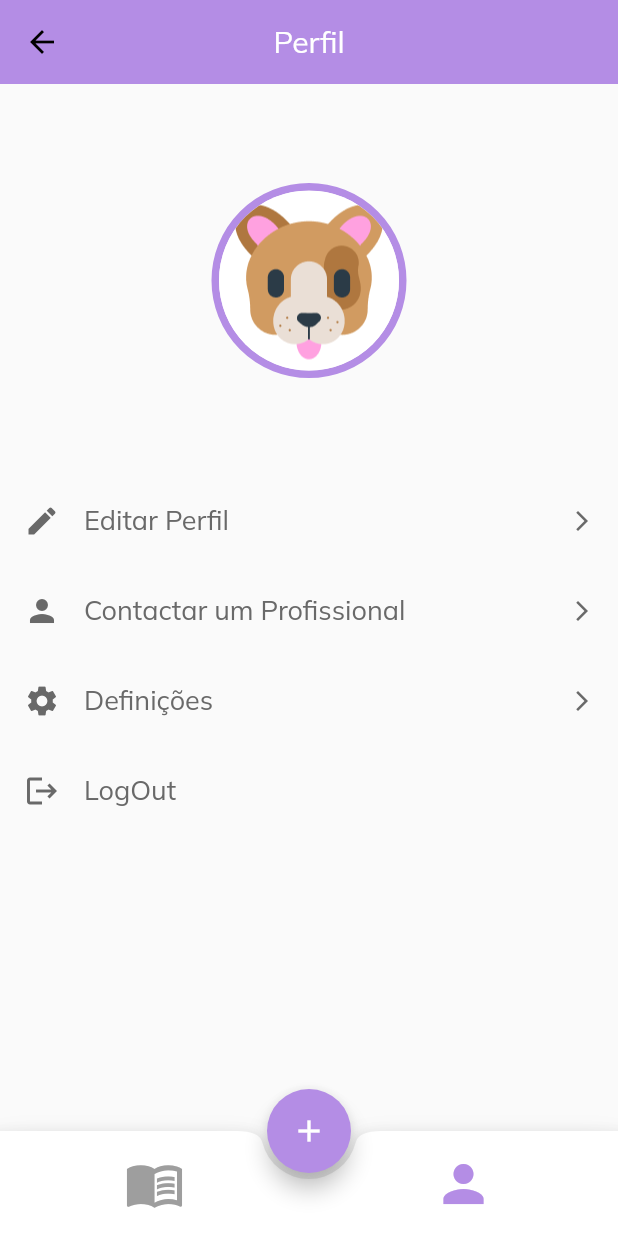
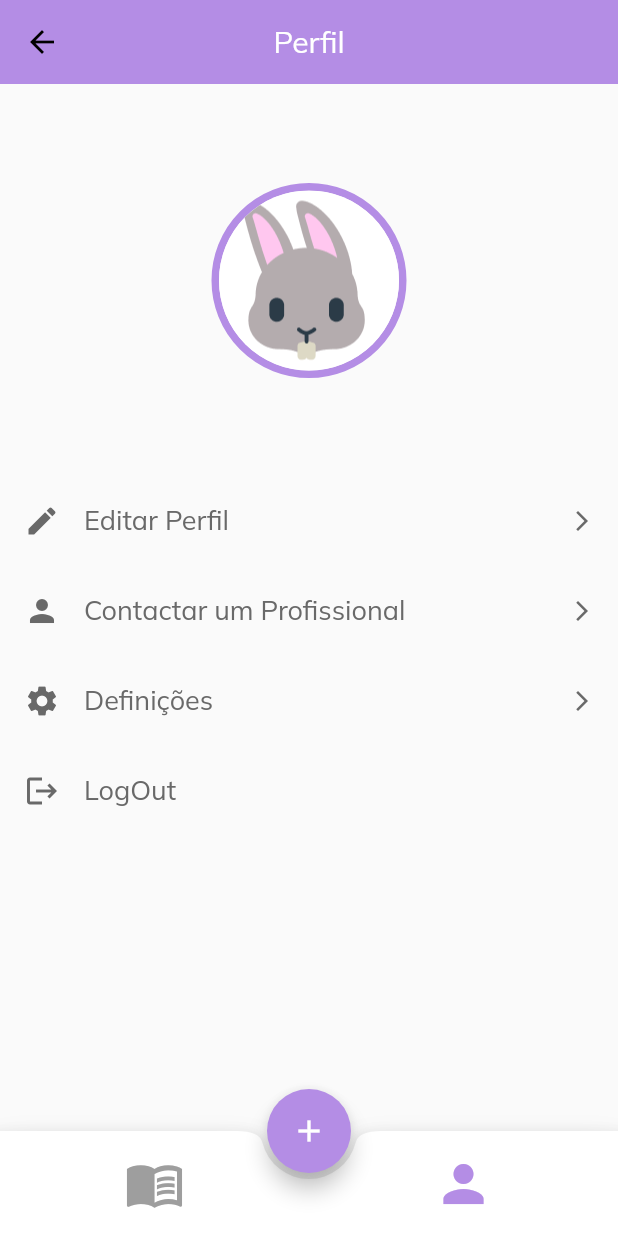
Before and after one commit to MartaMariz/PI_PCAs, a Flutter app: the RegisterPage screen opened directly with empty values, after a tap on "Criar conta", after a tap on the "person" icon, on a phone screen of 412 x 824 dp. Run offline on Flutter 3.47's test engine with Material 2 defaults, Android fonts, the phone set to English and light mode, and no system bars; our stand-ins replace cloud_firestore, firebase_auth, firebase_core; accounts and stored records are empty; network calls fail.

Commit message:
Auth now with email+password

```diff
--- a/lib/helpers/globals.dart
+++ /dev/null
@@ -1,3 +0,0 @@
-import 'package:pi_pcas/models/app_user.dart';
-
-AppUser? currentUser;
--- a/lib/models/app_user.dart
+++ b/lib/models/app_user.dart
@@ -1,31 +1,10 @@
 class AppUser {
-  late final String id;
-  final String code;
-  final String username;
-  final String password;
+  final String id;
 
-  AppUser({required this.id, required this.code, required this.username, required this.password});
-  AppUser.withoutId(this.code, this.username, this.password);
-
-
-  static AppUser fromJson(Map<String, dynamic> json, String id){
-    String code = json['code'];
-    String username = json['username'];
-    String password = json['password'];
-    return AppUser(id: id, code: code, username: username, password: password);
-  }
-
-  String getId() {
-    return id;
-  }
-
-  setId (String id){
-    this.id = id;
-  }
+  AppUser({required this.id});
 
   @override
   String toString(){
-    return "id: " + id + " - code: " + code + " - username: " + username + " - password: " + password;
+    return "id: " + id;
   }
-
 }
--- /dev/null
+++ b/lib/models/user_data.dart
@@ -0,0 +1,21 @@
+class UserData {
+  final String id;
+  final String username;
+  final String code;
+  final int image;
+
+  UserData({required this.id, required this.username, required this.code , required this.image});
+
+  static UserData fromJson(Map<String, dynamic> json, String id) {
+    String code = json['code'];
+    String username = json['username'];
+    int image = json['image'];
+
+    return UserData(id: id, username: username, code: code, image: image);
+  }
+
+  @override
+  String toString(){
+    return "id: " + id + " - code: " + code + " - username: " + username;
+  }
+}
--- a/lib/services/database.dart
+++ b/lib/services/database.dart
@@ -1,6 +1,7 @@
 import 'package:cloud_firestore/cloud_firestore.dart';
 
 import '../models/app_user.dart';
+import '../models/user_data.dart';
 
 class DatabaseService{
 
@@ -10,15 +11,16 @@ class DatabaseService{
   final CollectionReference moduleCollection = FirebaseFirestore.instance.collection('module');
   final CollectionReference userCollection = FirebaseFirestore.instance.collection('user');
 
-  Future updateUserData(String userId, String username, String password, String code) async {
+  Future updateUserData(String userId, String username, int image, String code) async {
     id = userId;
     return await userCollection.doc(userId).set({
       'username' : username,
-      'password' : password,
-      'code' : code
+      'code' : code,
+      'image' : image
     });
   }
 
+  /*
   Future<QuerySnapshot<Object?>?> checkLogIn(String username, String password) async {
     final user = userCollection.where('username', isEqualTo: username).where('password', isEqualTo: password).snapshots();
     final empty = await user.isEmpty;
@@ -28,19 +30,20 @@ class DatabaseService{
       return userDoc;
     }
   }
+  */
 
-  Stream<AppUser> userData(String userId) {
+  Stream<UserData> userData(String userId) {
     id = userId;
     return userCollection.doc(id).snapshots().map(userDataFromSnapshot);
   }
 
-  AppUser userDataFromSnapshot(DocumentSnapshot snapshot){
+  UserData userDataFromSnapshot(DocumentSnapshot snapshot){
     Map<String, dynamic> data = snapshot.data()! as Map<String, dynamic>;
-    return AppUser(
+    return UserData(
         id: id,
+        username: data['username'],
         code: data['code'],
-        username: data['username'],
-        password: data['password'],
+        image: data['image']
     );
   }
 }
--- a/lib/services/lib/models/app_user.dart
+++ /dev/null
@@ -1 +0,0 @@
-// TODO Implement this library.
--- a/lib/view/pages/auth/register_view.dart
+++ b/lib/view/pages/auth/register_view.dart
@@ -1,5 +1,8 @@
+import 'dart:math';
+
 import 'package:flutter/cupertino.dart';
 import 'package:flutter/material.dart';
+import 'package:pi_pcas/services/database.dart';
 
 import '../../../services/auth.dart';
 import '../../../theme.dart';
@@ -20,16 +23,19 @@ class _RegisterPage extends State<RegisterPage>{
   //controllers
   final _codeController = TextEditingController();
   final _usernameController = TextEditingController();
+  final _emailController = TextEditingController();
   final _passwordController = TextEditingController();
   final _passwordConfirmController = TextEditingController();
   final _key = GlobalKey<FormState>();
 
   final AuthService _auth = AuthService();
+  final DatabaseService _database = DatabaseService();
 
   @override
   void dispose(){
     _codeController.dispose();
     _usernameController.dispose();
+    _emailController.dispose();
     _passwordController.dispose();
     _passwordConfirmController.dispose();
 
@@ -44,12 +50,24 @@ class _RegisterPage extends State<RegisterPage>{
       // If the form is valid, display a snackbar. In the real world,
       // you'd often call a server or save the information in a database.
 
-      dynamic result = await _auth.signInAnon(_codeController.text, _usernameController.text, _passwordController.text);
+      dynamic result = await _auth.registerWithEmailAndPassword(_emailController.text, _passwordController.text);
+
       if (result == null) {
-        print("smth went wrong");
+        ScaffoldMessenger.of(context).showSnackBar(
+          const SnackBar(content: Text('Email não é válido')),
+        );
         return;
       } else {
         print("go off sis");
+        dynamic result2 = await _database.updateUserData(result.id, _usernameController.text, Random().nextInt(6), _codeController.text);
+
+        if (result2 == null){
+          print("base de dados cockou");
+          return;
+        } else{
+          print("go off again");
+          print(result2);
+        }
         print(result);
       }
     }
@@ -162,6 +180,37 @@ class _RegisterPage extends State<RegisterPage>{
                         ),
                         const SizedBox( height: 10,),
 
+                        //email input
+                        Padding( padding: const EdgeInsets.symmetric(horizontal: 25.0),
+                            child: Container(
+                                decoration: BoxDecoration(
+                                  color: Colors.grey[50],
+                                  border: Border.all(color: Colors.white),
+                                  borderRadius: BorderRadius.circular(12),
+                                ),
+                                child:  Padding(
+                                    padding: const EdgeInsets.only(left: 20.0),
+                                    child: TextFormField(
+                                      validator: (value) {
+                                        if (value == null || value.isEmpty || value.length <8)  {
+                                          return 'Username deve ter pelo menos 8 caracteres';
+                                        }
+                                        if (value == 'martamariz')  {
+                                          return 'Username já está a ser utilizado';
+                                        }
+                                        return null;
+                                      },
+                                      controller: _emailController,
+                                      decoration: const InputDecoration(
+                                          border: InputBorder.none,
+                                          hintText: 'Email'
+                                      ),
+                                    )
+
+                                )
+                            )
+                        ),
+                        const SizedBox( height: 10,),
 
                         //password input
                         Padding( padding: const EdgeInsets.symmetric(horizontal: 25.0),
--- a/lib/view/pages/profile_view.dart
+++ b/lib/view/pages/profile_view.dart
@@ -6,6 +6,7 @@ import 'package:pi_pcas/view/pages/contacts_view.dart';
 import 'package:provider/provider.dart';
 
 import '../../models/app_user.dart';
+import '../../models/user_data.dart';
 import '../../theme.dart';
 
 class Profile extends StatefulWidget{
@@ -52,10 +53,21 @@ class _ProfileState extends State<Profile>{
               ),
               Container(
                 width: 150,
-                child: CircleAvatar(
-                  radius : 60,
-                  backgroundColor: Colors.transparent,
-                  backgroundImage: ExactAssetImage(profilePics[3]),
+                child: StreamBuilder<UserData>(
+                  stream: DatabaseService().userData(user!.id),
+                  builder: (context, snapshot){
+                    if (snapshot.hasData){
+                      return CircleAvatar(
+                        radius : 60,
+                        backgroundColor: Colors.transparent,
+                        backgroundImage: ExactAssetImage(profilePics[snapshot.data!.image]),
+                      );
+                    }
+                    else {
+                      return Text("");
+                    }
+                  },
+
                 ),
                 decoration:  BoxDecoration(
                   shape: BoxShape.circle,
@@ -70,8 +82,8 @@ class _ProfileState extends State<Profile>{
               ),
           SizedBox(
               width: size.width * .3,
-              child: StreamBuilder<AppUser>(
-                stream: DatabaseService().userData(user!.id),
+              child: StreamBuilder<UserData>(
+                stream: DatabaseService().userData(user.id),
                 builder: (context, snapshot){
                   if (snapshot.hasData){
                     return Text(snapshot.data!.username,
@@ -82,10 +94,9 @@ class _ProfileState extends State<Profile>{
                   );
                   }
                   else {
-                    return Text(user.username);
+                    return Text("");
                   }
                 },
-
               )
             ),
 
```
Also changed, not shown: lib/services/auth.dart (+29 -6 lines), lib/view/pages/auth/login_view.dart (+9 -4 lines).
